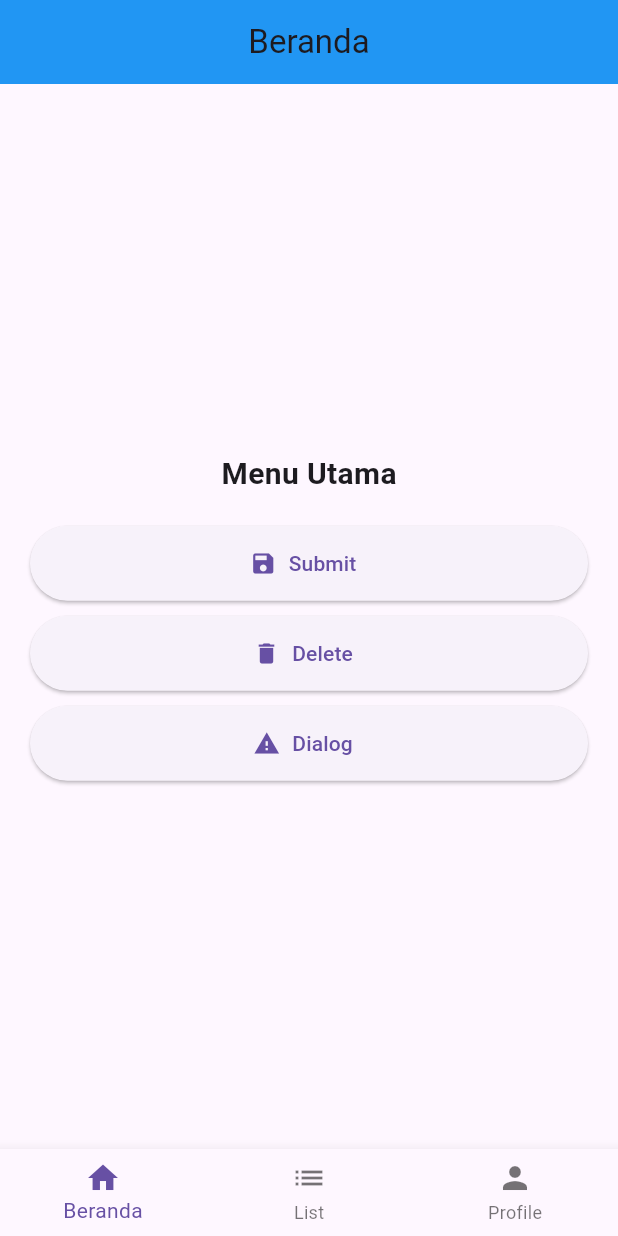
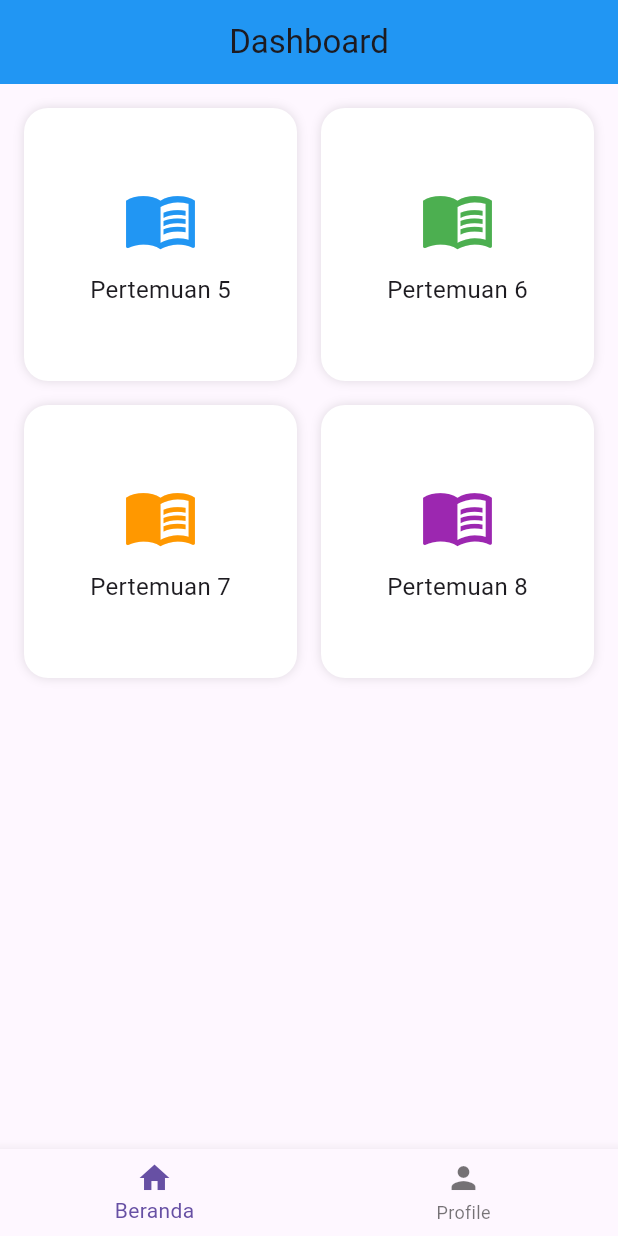
Before and after one commit to naylanisafitri/project_mobile_pertemuan4dan5, a Flutter app: the screen it shows after launch, on a phone screen of 412 x 824 dp. Run offline on Flutter 3.47's test engine with Material 3 defaults, Android fonts, the phone set to English and light mode, and no system bars; our stand-ins replace fluttertoast.

Commit message:
Initial commit project mobile pertemuan 5 & 6

```diff
--- a/lib/main.dart
+++ b/lib/main.dart
@@ -1,7 +1,6 @@
 import 'package:flutter/material.dart';
 import 'page/beranda_page.dart';
 import 'page/profile_page.dart';
-import 'page/list_page.dart';
 
 void main() {
   runApp(const MyApp());
@@ -29,9 +28,8 @@ class _HomePageState extends State<HomePage> {
   int _selectedIndex = 0;
 
   final List<Widget> _pages = [
-    BerandaPage(),
-    ListPage(),
-    ProfilePage(),
+    const BerandaPage(),
+    const ProfilePage(),
   ];
 
   void _onItemTapped(int index) {
@@ -48,9 +46,10 @@ class _HomePageState extends State<HomePage> {
         currentIndex: _selectedIndex,
         onTap: _onItemTapped,
         items: const [
-          BottomNavigationBarItem(icon: Icon(Icons.home), label: "Beranda"),
-          BottomNavigationBarItem(icon: Icon(Icons.list), label: "List"),
-          BottomNavigationBarItem(icon: Icon(Icons.person), label: "Profile"),
+          BottomNavigationBarItem(
+              icon: Icon(Icons.home), label: "Beranda"),
+          BottomNavigationBarItem(
+              icon: Icon(Icons.person), label: "Profile"),
         ],
       ),
     );
--- a/lib/page/beranda_page.dart
+++ b/lib/page/beranda_page.dart
@@ -1,88 +1,87 @@
 import 'package:flutter/material.dart';
-import 'package:fluttertoast/fluttertoast.dart';
+import 'package:project_mobile/page/list_page.dart';
+import 'package:project_mobile/pertemuan/pertemuan6checkbox.dart';
 
 class BerandaPage extends StatelessWidget {
+  const BerandaPage({super.key});
 
-  void showToast(String msg) {
-    Fluttertoast.showToast(msg: msg);
-  }
-
-  void showDialogBox(BuildContext context) {
-    showDialog(
-      context: context,
-      builder: (context) => AlertDialog(
-        title: Text("Konfirmasi"),
-       content: Text(
-        "Ingin melanjutkan ke materi berikutnya?\n"
-        "Klik lanjut untuk melihat penjelasan selanjutnya."
-      ),
-        actions: [
-          TextButton(
-            onPressed: () => Navigator.pop(context),
-            child: Text("Tidak"),
-          ),
-          TextButton(
-            onPressed: () {
-              Navigator.pop(context);
-              Fluttertoast.showToast(msg: "Silahkan Klik Menu List di Bawah yaaa!!");
-            },
-            child: Text("Lanjut"),
-          ),
-        ],
-      ),
-    );
-  }
+  final List<Map<String, dynamic>> menu = const [
+    {'title': 'Pertemuan 5', 'color': Colors.blue},
+    {'title': 'Pertemuan 6', 'color': Colors.green},
+    {'title': 'Pertemuan 7', 'color': Colors.orange},
+    {'title': 'Pertemuan 8', 'color': Colors.purple},
+  ];
 
   @override
   Widget build(BuildContext context) {
     return Scaffold(
       appBar: AppBar(
-        title: Text("Beranda"),
+        title: const Text("Dashboard"),
+        backgroundColor: Colors.blue,
         centerTitle: true,
-        backgroundColor: Colors.blue,
       ),
       body: Padding(
-        padding: const EdgeInsets.all(20),
-        child: Column(
-          mainAxisAlignment: MainAxisAlignment.center,
-          children: [
-            Text(
-              "Menu Utama",
-              style: TextStyle(fontSize: 20, fontWeight: FontWeight.bold),
-            ),
-            SizedBox(height: 20),
+        padding: const EdgeInsets.all(16),
+        child: GridView.builder(
+          itemCount: menu.length,
+          gridDelegate: const SliverGridDelegateWithFixedCrossAxisCount(
+            crossAxisCount: 2,
+            crossAxisSpacing: 16,
+            mainAxisSpacing: 16,
+          ),
+          itemBuilder: (context, index) {
+            String title = menu[index]['title'];
 
-            ElevatedButton.icon(
-              onPressed: () => showToast("Data berhasil disimpan"),
-              icon: Icon(Icons.save),
-              label: Text("Submit"),
-              style: ElevatedButton.styleFrom(
-                minimumSize: Size(double.infinity, 50),
+            return GestureDetector(
+              onTap: () {
+                if (title == 'Pertemuan 5') {
+                  Navigator.push(
+                    context,
+                    MaterialPageRoute(
+                      builder: (context) => const ListPage(),
+                    ),
+                  );
+                } else if (title == 'Pertemuan 6') {
+                  Navigator.push(
+                    context,
+                    MaterialPageRoute(
+                      builder: (context) => const Pertemuan6Checkbox(),
+                    ),
+                  );
+                } else {
+                  ScaffoldMessenger.of(context).showSnackBar(
+                    SnackBar(
+                      content: Text('$title belum tersedia'),
+                    ),
+                  );
+                }
+              },
+              child: Container(
+                decoration: BoxDecoration(
+                  color: Colors.white,
+                  borderRadius: BorderRadius.circular(16),
+                  boxShadow: const [
+                    BoxShadow(color: Colors.black12, blurRadius: 5)
+                  ],
+                ),
+                child: Column(
+                  mainAxisAlignment: MainAxisAlignment.center,
+                  children: [
+                    Icon(
+                      Icons.menu_book,
+                      size: 50,
+                      color: menu[index]['color'],
+                    ),
+                    const SizedBox(height: 10),
+                    Text(
+                      title,
+                      style: const TextStyle(fontSize: 16),
+                    ),
+                  ],
+                ),
               ),
-            ),
-
-            SizedBox(height: 10),
-
-            ElevatedButton.icon(
-              onPressed: () => showToast("Data berhasil dihapus"),
-              icon: Icon(Icons.delete),
-              label: Text("Delete"),
-              style: ElevatedButton.styleFrom(
-                minimumSize: Size(double.infinity, 50),
-              ),
-            ),
-
-            SizedBox(height: 10),
-
-            ElevatedButton.icon(
-              onPressed: () => showDialogBox(context),
-              icon: Icon(Icons.warning),
-              label: Text("Dialog"),
-              style: ElevatedButton.styleFrom(
-                minimumSize: Size(double.infinity, 50),
-              ),
-            ),
-          ],
+            );
+          },
         ),
       ),
     );
```
Also changed, not shown: lib/pertemuan/pertemuan6checkbox.dart (added, +196 -0 lines).
